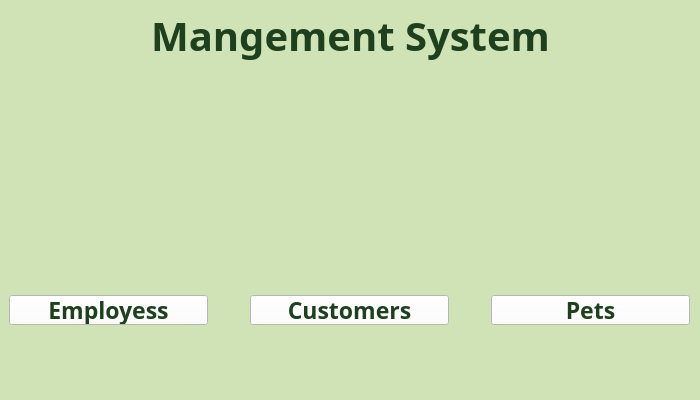
The window that ui/ManagementSystem/ManagementSystemMainWindow.ui (hanhhnk25411e-lab/FINAL_REPORT_PROGRAMMING-TECHNIQUES) describes before a commit, drawn with Qt 5.
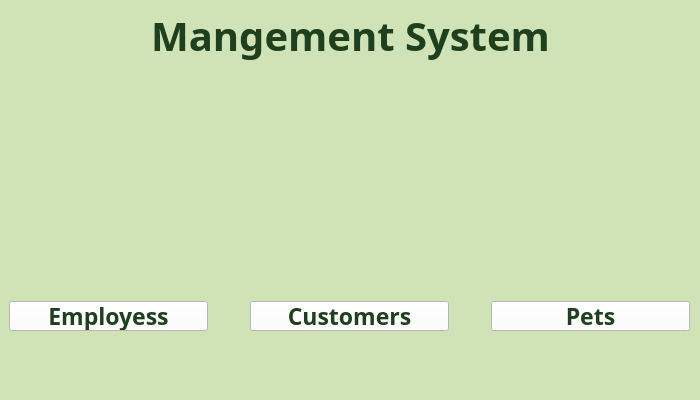
The same window after the commit. Icons and pictures are not drawn.

The edit to the form file:
```diff
--- a/ui/ManagementSystem/ManagementSystemMainWindow.ui
+++ b/ui/ManagementSystem/ManagementSystemMainWindow.ui
@@ -60,9 +60,9 @@
     <property name="geometry">
      <rect>
       <x>9</x>
-      <y>69</y>
+      <y>89</y>
       <width>681</width>
-      <height>291</height>
+      <height>271</height>
      </rect>
     </property>
     <layout class="QHBoxLayout" name="horizontalLayout">
```
Left out of the diff: 7 changed lines with no effect on the pictures.
